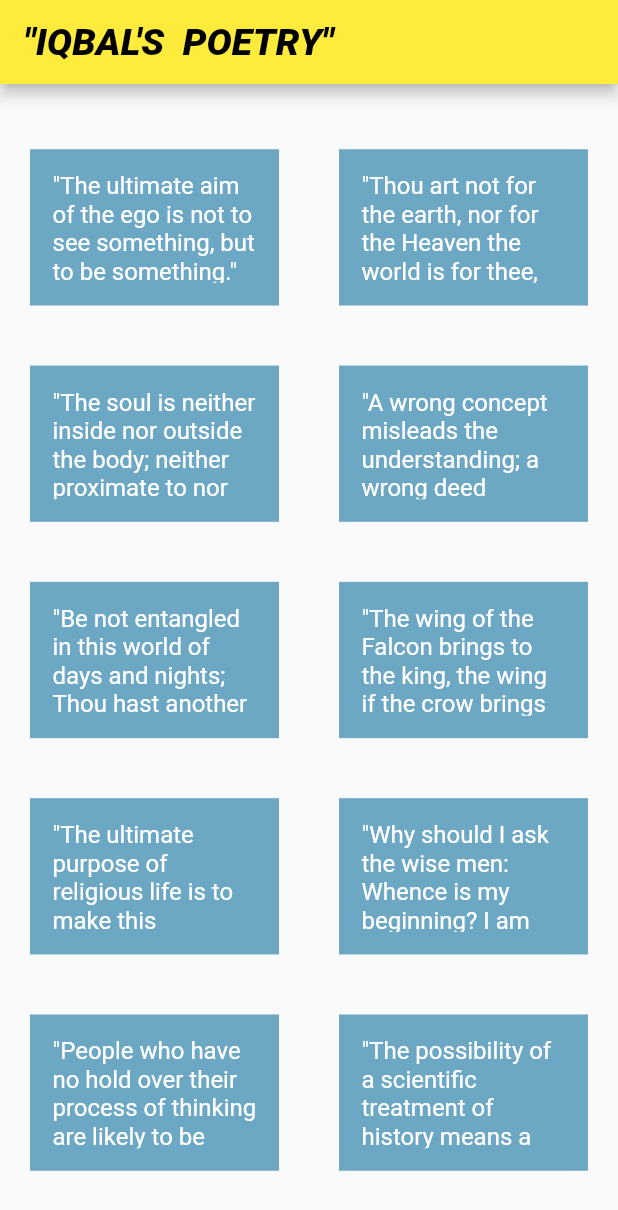
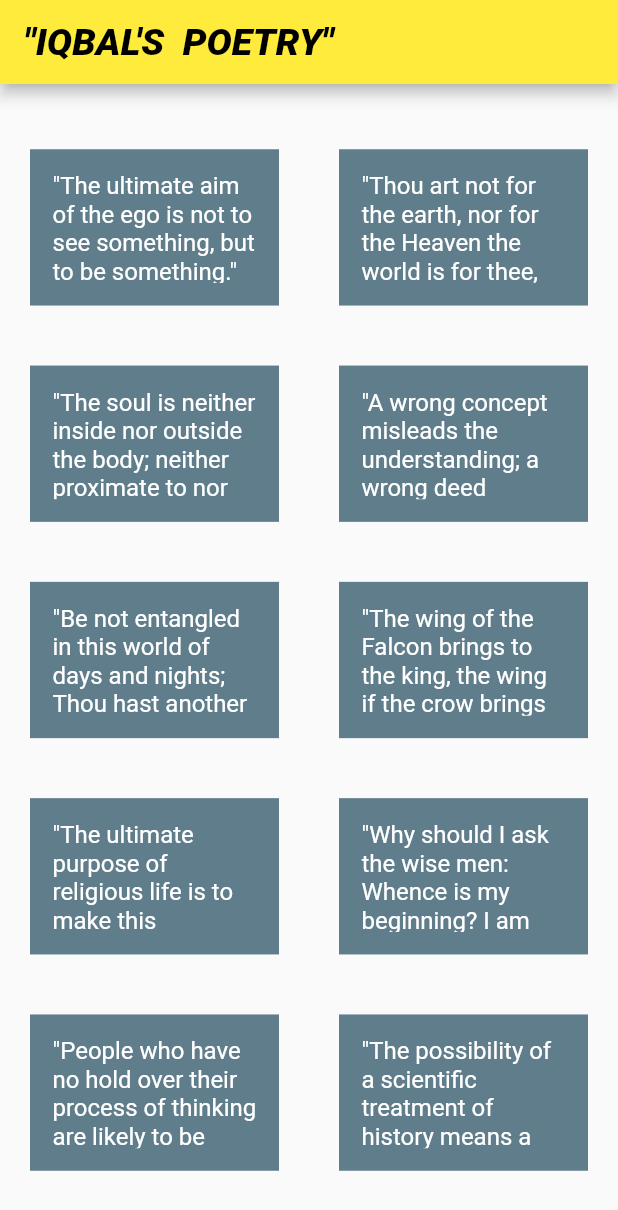
Before and after one commit to Muhammad-Junaid95/qouteapp, a Flutter app: the screen it shows after launch, on a phone screen of 412 x 824 dp. Shown: the top 1210 px of the screen. Run offline on Flutter 3.47's test engine with Material 2 defaults, Android fonts, the light colour scheme and no system bars.

Commit message:
Revert "done"

```diff
--- a/lib/main.dart
+++ b/lib/main.dart
@@ -76,13 +76,13 @@ class QuoteContainer extends StatelessWidget {
       child: Container(
         margin: EdgeInsets.all(20),
         padding: EdgeInsets.all(15),
-        color: Color.fromARGB(255, 108, 167, 196),
+        color: Colors.blueGrey,
         child: Center(
-          child: Text(
-            quote,
-            style: TextStyle(fontSize: 16, color: Colors.white),
+            child: Text(
+              quote,
+              style: TextStyle(fontSize: 16, color: Colors.white),
+            ),
           ),
-        ),
       ),
     );
   }
```
